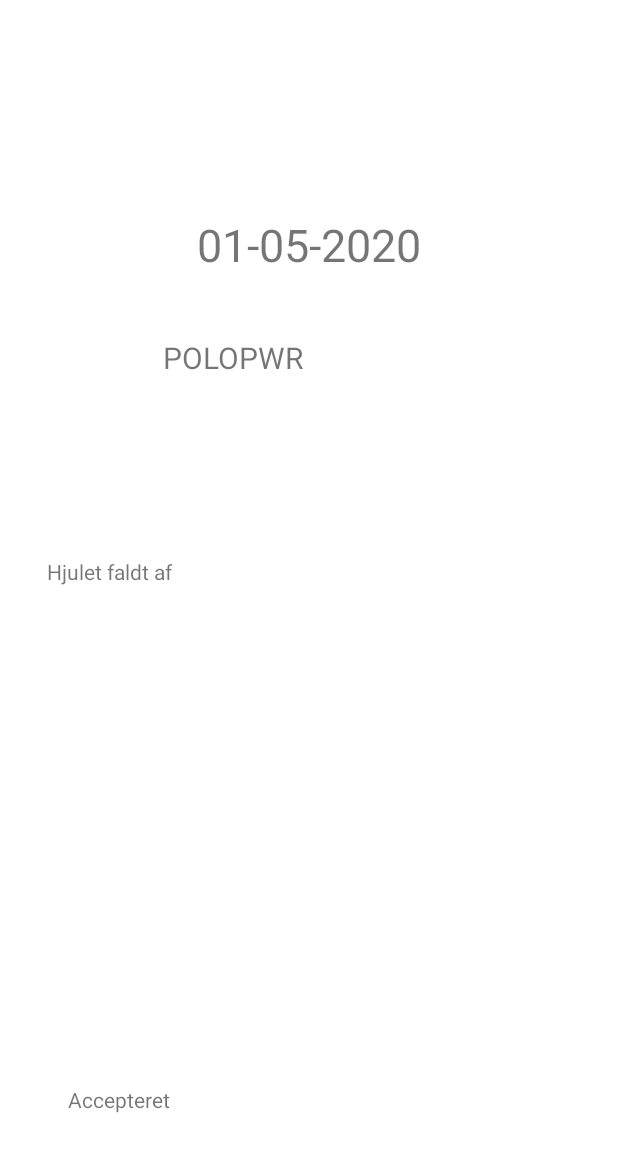
After one commit to Jejak-14/AtTheShop, an Android app: the layout fragment_fouth.xml on its own in the app's theme, with its tools: preview values and no code run, on a phone screen of 412 x 824 dp. The commit adds this screen. Shown: the top 1152 px of the screen. Run offline under Robolectric (Android 15) with nearby library versions, the phone set to English and light mode, and no system bars; network calls fail.

Commit message:
Flere fragments + flere brugere til login

```diff
--- /dev/null
+++ b/app/src/main/res/layout/fragment_fouth.xml
@@ -0,0 +1,59 @@
+<?xml version="1.0" encoding="utf-8"?>
+<androidx.constraintlayout.widget.ConstraintLayout xmlns:android="http://schemas.android.com/apk/res/android"
+    xmlns:app="http://schemas.android.com/apk/res-auto"
+    xmlns:tools="http://schemas.android.com/tools"
+    android:layout_width="match_parent"
+    android:layout_height="match_parent"
+    tools:context=".Frist_Fragment">
+
+    <TextView
+        android:id="@+id/tvFirstAccept"
+        android:layout_width="305dp"
+        android:layout_height="68dp"
+        android:text="Accepteret"
+        app:layout_constraintBottom_toBottomOf="parent"
+        app:layout_constraintEnd_toEndOf="parent"
+        app:layout_constraintHorizontal_bias="0.424"
+        app:layout_constraintStart_toStartOf="parent"
+        app:layout_constraintTop_toTopOf="parent"
+        app:layout_constraintVertical_bias="0.957" />
+
+    <TextView
+        android:id="@+id/tvFirstDato"
+        android:layout_width="wrap_content"
+        android:layout_height="wrap_content"
+        android:text="01-05-2020"
+        android:textSize="30sp"
+        app:layout_constraintBottom_toBottomOf="parent"
+        app:layout_constraintEnd_toEndOf="parent"
+        app:layout_constraintHorizontal_bias="0.5"
+        app:layout_constraintStart_toStartOf="parent"
+        app:layout_constraintTop_toTopOf="parent"
+        app:layout_constraintVertical_bias="0.182" />
+
+    <TextView
+        android:id="@+id/tvFirstNummerplade"
+        android:layout_width="194dp"
+        android:layout_height="55dp"
+        android:text="POLOPWR"
+        android:textSize="20sp"
+        app:layout_constraintBottom_toBottomOf="parent"
+        app:layout_constraintEnd_toEndOf="parent"
+        app:layout_constraintHorizontal_bias="0.497"
+        app:layout_constraintStart_toStartOf="parent"
+        app:layout_constraintTop_toTopOf="parent"
+        app:layout_constraintVertical_bias="0.292" />
+
+    <TextView
+        android:id="@+id/tvOrdrebeskrivelse"
+        android:layout_width="319dp"
+        android:layout_height="193dp"
+        android:text="Hjulet faldt af"
+        app:layout_constraintBottom_toBottomOf="parent"
+        app:layout_constraintEnd_toEndOf="parent"
+        app:layout_constraintHorizontal_bias="0.336"
+        app:layout_constraintStart_toStartOf="parent"
+        app:layout_constraintTop_toTopOf="parent"
+        app:layout_constraintVertical_bias="0.589" />
+
+</androidx.constraintlayout.widget.ConstraintLayout>
```
Also changed, not shown: app/src/main/java/com/example/attheshop/Fouth_Fragment.kt (added, +12 -0 lines), app/src/main/java/com/example/attheshop/MainActivity.kt (+41 -4 lines), app/src/main/java/com/example/attheshop/Third_Fragment.kt (added, +12 -0 lines), app/src/main/res/layout/fragment_third.xml (added, +60 -0 lines).
